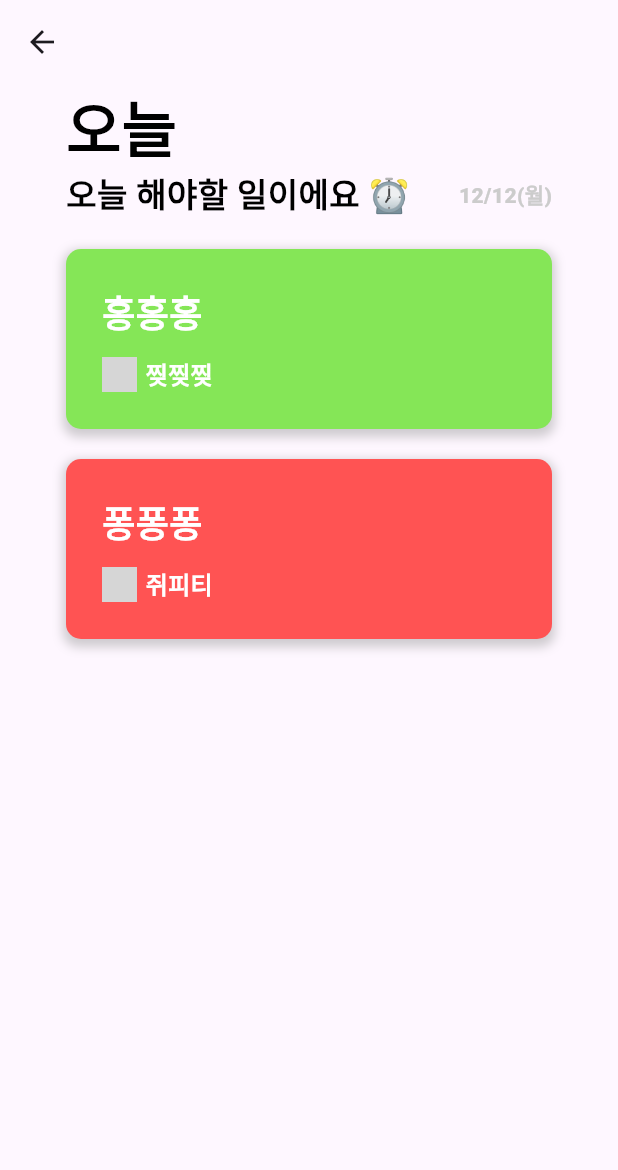
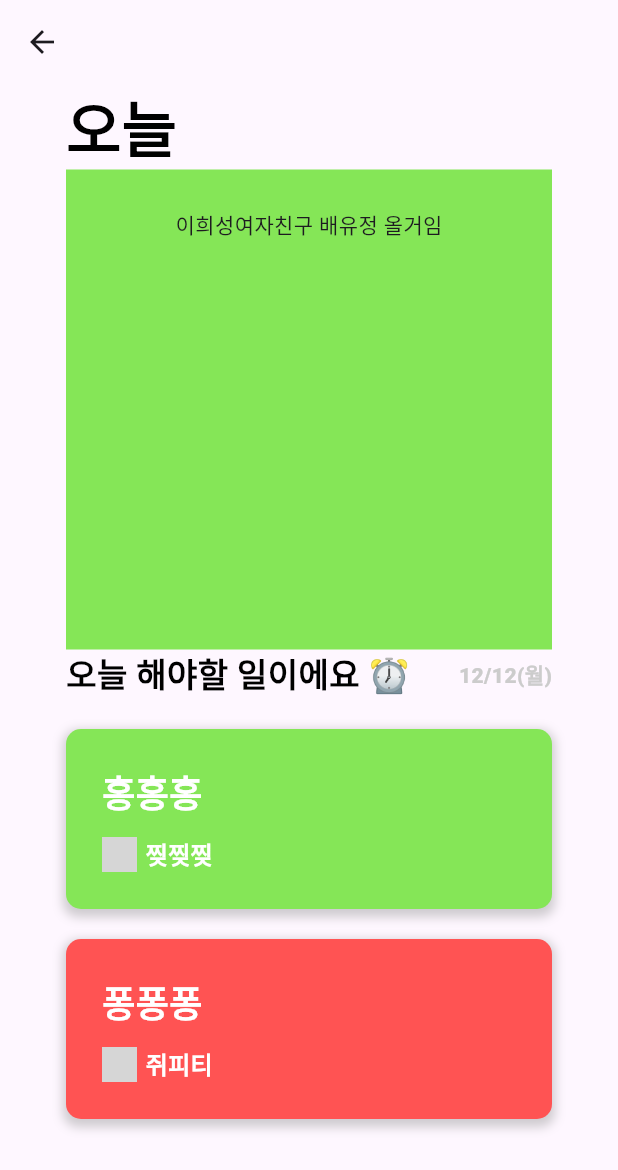
Before and after one commit to Living-Share/app_flutter, a Flutter app: the screen it shows after launch, on a phone screen of 412 x 824 dp. Shown: the top 1170 px of the screen. Run offline on Flutter 3.47's test engine with Material 3 defaults, Android fonts, the phone set to English and light mode, and no system bars; our stand-ins replace flutter_svg, get; network calls fail; Roboto replaces fonts that are missing (Pretendart); grey boxes are pictures that could not be loaded.

Commit message:
ADD: event container

```diff
--- /dev/null
+++ b/lib/style/components/container_event_box.dart
@@ -0,0 +1,23 @@
+import 'package:flutter/material.dart';
+import 'package:get/get.dart';
+import 'package:living_share_app/style/theme/Colors.dart';
+
+Container EventBox({
+  required String whoEvent,
+  required String whatEvent,
+  required String whenEvent,
+  required String time,
+}) {
+  return (Container(
+    width: Get.width,
+    height: 320.0,
+    color: ThemeColors.primary,
+    padding: const EdgeInsets.fromLTRB(20, 26, 20, 26),
+    child: Column(
+      mainAxisAlignment: MainAxisAlignment.start,
+      children: [
+        Text(whatEvent),
+      ],
+    ),
+  ));
+}
--- a/lib/ui/homePage/home_page.dart
+++ b/lib/ui/homePage/home_page.dart
@@ -1,6 +1,7 @@
 import 'package:flutter/material.dart';
 import 'package:living_share_app/style/components/app_bar.dart';
 import 'package:living_share_app/style/components/container_box.dart';
+import 'package:living_share_app/style/components/container_event_box.dart';
 import 'package:living_share_app/style/theme/Text.dart';
 
 class HomePage extends StatelessWidget {
@@ -10,7 +11,8 @@ class HomePage extends StatelessWidget {
   Widget build(BuildContext context) {
     return Scaffold(
       appBar: CustomAppbar(),
-      body: Container(
+      body: SingleChildScrollView(
+        child: Container(
           padding: const EdgeInsets.fromLTRB(44, 0, 44, 0),
           child: Column(
             mainAxisAlignment: MainAxisAlignment.start,
@@ -21,6 +23,11 @@ class HomePage extends StatelessWidget {
                 textAlign: TextAlign.start,
                 style: TextStyles.main_title_100,
               ),
+              EventBox(
+                  whoEvent: "이희성",
+                  whatEvent: "이희성여자친구 배유정 올거임",
+                  whenEvent: "2025.02.11",
+                  time: "05:12~04:12"),
               const Row(
                 mainAxisAlignment: MainAxisAlignment.spaceBetween,
                 crossAxisAlignment: CrossAxisAlignment.center,
@@ -48,6 +55,7 @@ class HomePage extends StatelessWidget {
             ],
           ),
         ),
+      ),
     );
   }
 }
```
Lines whose indentation alone changed are shown as unchanged.
